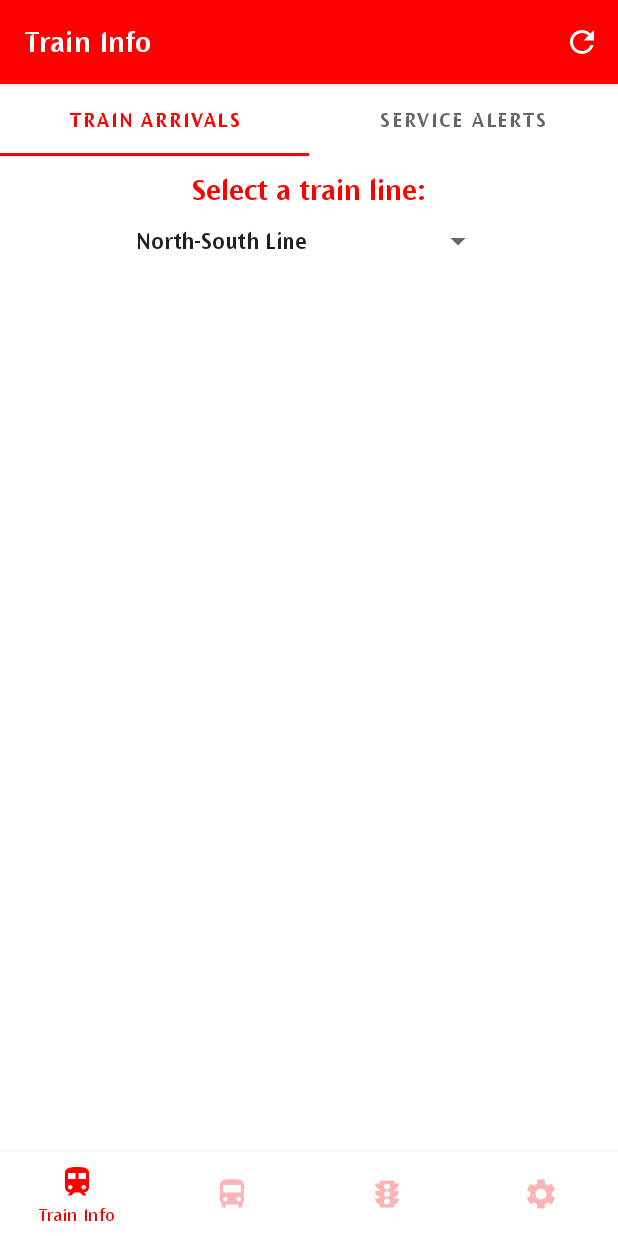
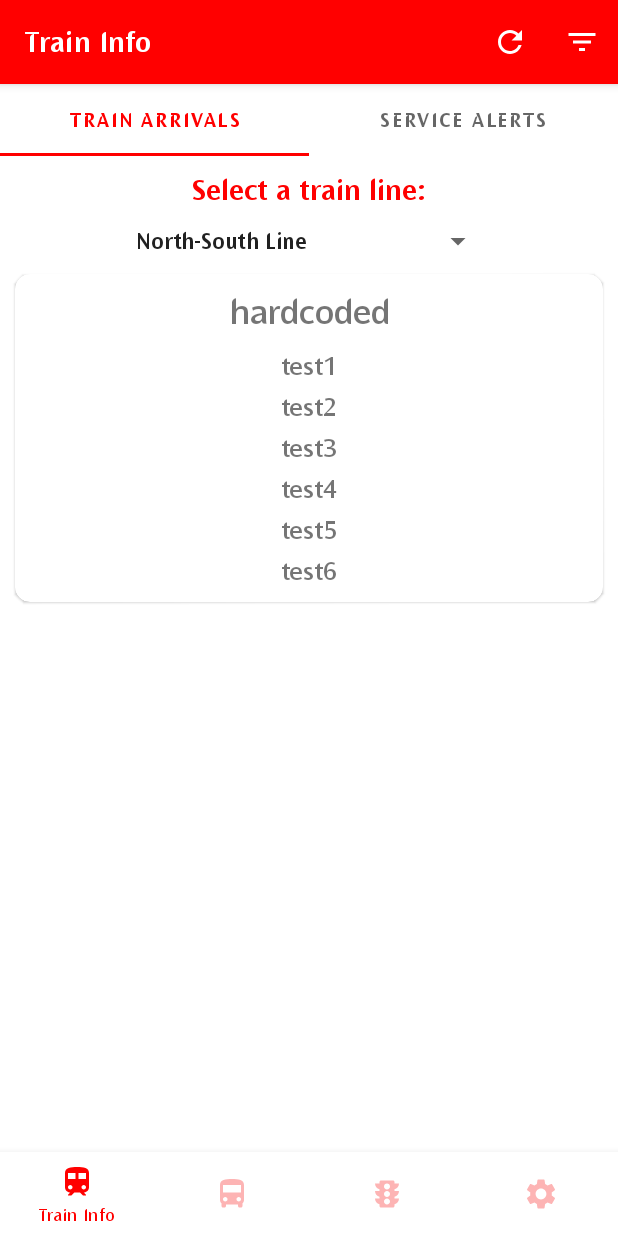
Before and after one commit to Kimame04/android-app-travels, an Android app: the screen it shows after launch (MainActivity), on a phone screen of 412 x 824 dp. Run offline under Robolectric (Android 15) with nearby library versions, the phone set to English and light mode, and no system bars; libraries missing offline, so code that uses them is left out: com.squareup.seismic; 5 statements that could not run were skipped.

Commit message:
Some UI improvements, though there is a bug in fetching data from the API.

```diff
--- a/app/build.gradle
+++ b/app/build.gradle
@@ -1,5 +1,6 @@
 apply plugin: 'com.android.application'
 apply plugin: 'kotlin-android'
+apply plugin: 'kotlin-android-extensions'
 
 android {
     compileSdkVersion 30
--- a/app/src/main/java/com/owl/travels/MainActivity.java
+++ b/app/src/main/java/com/owl/travels/MainActivity.java
@@ -15,19 +15,19 @@ import android.widget.RelativeLayout;
 import androidx.appcompat.app.AppCompatActivity;
 import androidx.fragment.app.Fragment;
 
+import com.google.android.material.bottomnavigation.BottomNavigationView;
+import com.google.android.material.dialog.MaterialAlertDialogBuilder;
+import com.google.android.material.snackbar.BaseTransientBottomBar;
+import com.google.android.material.snackbar.Snackbar;
 import com.owl.travels.fragments.BusArrivalFragment;
 import com.owl.travels.fragments.SettingsFragment;
 import com.owl.travels.fragments.TrafficIncidentFragment;
 import com.owl.travels.fragments.TrainFragment;
-import com.google.android.material.bottomnavigation.BottomNavigationView;
-import com.google.android.material.dialog.MaterialAlertDialogBuilder;
-import com.google.android.material.snackbar.BaseTransientBottomBar;
-import com.google.android.material.snackbar.Snackbar;
 import com.squareup.seismic.ShakeDetector;
 
 public class MainActivity extends AppCompatActivity {
     private Context context;
-    private static FrameLayout frameLayout;
+    public static FrameLayout frameLayout;
     private SensorManager sensorManager;
     private ShakeDetector shakeDetector;
     private RelativeLayout relativeLayout;
--- a/app/src/main/java/com/owl/travels/adapters/ArrivalsAdapter.kt
+++ b/app/src/main/java/com/owl/travels/adapters/ArrivalsAdapter.kt
@@ -2,7 +2,6 @@ package com.owl.travels.adapters
 
 import android.annotation.SuppressLint
 import android.content.Context
-import android.util.Log
 import android.view.LayoutInflater
 import android.view.View
 import android.view.ViewGroup
@@ -23,6 +22,12 @@ class ArrivalsAdapter(private val trainInfoList: List<TrainInfo>) : RecyclerView
     override fun onBindViewHolder(holder: ViewHolder, position: Int) {
         val info = trainInfoList[position]
         holder.stationName.text = "hardcoded"
+        holder.platform1.text="test1"
+        holder.platform2.text="test2"
+        holder.platform3.text="test3"
+        holder.platform4.text="test4"
+        holder.platform5.text="test5"
+        holder.platform6.text="test6"
     }
 
     override fun getItemCount(): Int {
@@ -32,12 +37,12 @@ class ArrivalsAdapter(private val trainInfoList: List<TrainInfo>) : RecyclerView
     inner class ViewHolder(view: View) : RecyclerView.ViewHolder(view), View.OnClickListener {
 
         val stationName: TextView
-        private val platform1: TextView
-        private val platform2: TextView
-        private val platform3: TextView
-        private val platform4: TextView
-        private val platform5: TextView
-        private val platform6: TextView
+         val platform1: TextView
+         val platform2: TextView
+         val platform3: TextView
+         val platform4: TextView
+         val platform5: TextView
+         val platform6: TextView
         override fun onClick(view: View) {}
 
         init {
--- a/app/src/main/java/com/owl/travels/fragments/BusArrivalFragment.java
+++ b/app/src/main/java/com/owl/travels/fragments/BusArrivalFragment.java
@@ -12,6 +12,7 @@ import androidx.annotation.NonNull;
 import androidx.annotation.Nullable;
 import androidx.fragment.app.Fragment;
 
+import com.google.android.material.snackbar.Snackbar;
 import com.owl.travels.R;
 
 public class BusArrivalFragment extends Fragment {
@@ -27,6 +28,7 @@ public class BusArrivalFragment extends Fragment {
     public boolean onOptionsItemSelected(@NonNull MenuItem item) {
         switch (item.getItemId()) {
             default:
+                Snackbar.make(getView(),"Refreshed",Snackbar.LENGTH_SHORT).show();
                 return true;
         }
     }
--- a/app/src/main/java/com/owl/travels/fragments/ServiceAlertFragment.java
+++ b/app/src/main/java/com/owl/travels/fragments/ServiceAlertFragment.java
@@ -17,7 +17,7 @@ public class ServiceAlertFragment extends Fragment {
     @Nullable
     @Override
     public View onCreateView(@NonNull LayoutInflater inflater, @Nullable ViewGroup container, @Nullable Bundle savedInstanceState) {
-        View view = inflater.inflate(R.layout.fragment_bus_arrivals, container, false);
+        View view = inflater.inflate(R.layout.fragment_train_service_alerts, container, false);
         setHasOptionsMenu(true);
         getActivity().setTitle("Train Info");
         context = getContext();
--- a/app/src/main/java/com/owl/travels/fragments/TrainArrivalFragment.java
+++ b/app/src/main/java/com/owl/travels/fragments/TrainArrivalFragment.java
@@ -11,14 +11,25 @@ import android.widget.Spinner;
 import androidx.annotation.NonNull;
 import androidx.annotation.Nullable;
 import androidx.fragment.app.Fragment;
+import androidx.recyclerview.widget.DefaultItemAnimator;
+import androidx.recyclerview.widget.LinearLayoutManager;
 import androidx.recyclerview.widget.RecyclerView;
 
 import com.owl.travels.R;
+import com.owl.travels.adapters.ArrivalsAdapter;
+import com.owl.travels.models.GetArrivalTimes;
+import com.owl.travels.models.TrainInfo;
+
+import java.util.ArrayList;
+import java.util.List;
 
 public class TrainArrivalFragment extends Fragment {
     private Context context;
     private static int pos;
     private RecyclerView recyclerView;
+    List<TrainInfo> testList = new ArrayList<>();
+    private GetArrivalTimes times = new GetArrivalTimes();
+
     private Spinner.OnItemSelectedListener onItemSelectedListener = new AdapterView.OnItemSelectedListener() {
         @Override
         public void onItemSelected(AdapterView<?> parent, View v, int position, long id) {
@@ -39,6 +50,12 @@ public class TrainArrivalFragment extends Fragment {
         Spinner spinner = view.findViewById(R.id.arrivals_spinner);
         spinner.setOnItemSelectedListener(onItemSelectedListener);
         recyclerView = view.findViewById(R.id.arrivals_rv);
+        TrainInfo train1 = new TrainInfo(5,"Pasir Ris");
+        testList.add(train1);
+        ArrivalsAdapter arrivalsAdapter = new ArrivalsAdapter(testList);
+        recyclerView.setLayoutManager(new LinearLayoutManager(context));
+        recyclerView.setItemAnimator(new DefaultItemAnimator());
+        recyclerView.setAdapter(arrivalsAdapter);
         return view;
     }
 }
--- a/app/src/main/java/com/owl/travels/models/GetTrafficIncidents.kt
+++ b/app/src/main/java/com/owl/travels/models/GetTrafficIncidents.kt
@@ -1,10 +1,8 @@
 package com.owl.travels.models
 
-import okhttp3.FormBody
 import okhttp3.OkHttpClient
 import okhttp3.Request
 import org.jsoup.Jsoup
-import org.jsoup.select.Elements
 
 public class GetTrafficIncidents(){
     public var type:String=""
@@ -24,6 +22,8 @@ public class GetTrafficIncidents(){
 
                 } else {
                     val s = response.body!!.string()
+                    println(response.body!!.string())
+                    println("hi")
                     val doc = Jsoup.parse(s)
                     type=doc.attr("Type")
                     message=doc.attr("Message")
--- /dev/null
+++ b/app/src/main/res/drawable/ic_baseline_filter_list_24.xml
@@ -0,0 +1,5 @@
+<vector android:height="24dp" android:tint="#FFFFFF"
+    android:viewportHeight="24" android:viewportWidth="24"
+    android:width="24dp" xmlns:android="http://schemas.android.com/apk/res/android">
+    <path android:fillColor="@android:color/white" android:pathData="M10,18h4v-2h-4v2zM3,6v2h18L21,6L3,6zM6,13h12v-2L6,11v2z"/>
+</vector>
--- /dev/null
+++ b/app/src/main/res/drawable/ic_baseline_search_24.xml
@@ -0,0 +1,5 @@
+<vector android:height="24dp" android:tint="#FFFFFF"
+    android:viewportHeight="24" android:viewportWidth="24"
+    android:width="24dp" xmlns:android="http://schemas.android.com/apk/res/android">
+    <path android:fillColor="@android:color/white" android:pathData="M15.5,14h-0.79l-0.28,-0.27C15.41,12.59 16,11.11 16,9.5 16,5.91 13.09,3 9.5,3S3,5.91 3,9.5 5.91,16 9.5,16c1.61,0 3.09,-0.59 4.23,-1.57l0.27,0.28v0.79l5,4.99L20.49,19l-4.99,-5zM9.5,14C7.01,14 5,11.99 5,9.5S7.01,5 9.5,5 14,7.01 14,9.5 11.99,14 9.5,14z"/>
+</vector>
--- a/app/src/main/res/layout/fragment_train_service_alerts.xml
+++ b/app/src/main/res/layout/fragment_train_service_alerts.xml
@@ -3,5 +3,9 @@
     android:orientation="vertical" android:layout_width="match_parent"
     android:layout_height="match_parent"
     android:background="?android:attr/windowBackground">
-
+    <androidx.recyclerview.widget.RecyclerView
+        android:id="@+id/service_rv"
+        android:layout_width="match_parent"
+        android:layout_height="wrap_content"
+        android:scrollbars="vertical" />
 </LinearLayout>
--- a/app/src/main/res/menu/menu_train.xml
+++ b/app/src/main/res/menu/menu_train.xml
@@ -6,4 +6,10 @@
         android:title="@string/refresh"
         android:icon="@drawable/ic_baseline_refresh_24"
         app:showAsAction="always"/>
+    <item
+        android:id="@+id/menu_train_filter"
+        android:icon="@drawable/ic_baseline_filter_list_24"
+        android:title="@string/filter"
+        app:showAsAction="always"
+        />
 </menu>
--- /dev/null
+++ b/app/src/main/res/xml/network_security_config.xml
@@ -0,0 +1,6 @@
+<?xml version="1.0" encoding="utf-8"?>
+<network-security-config>
+    <domain-config cleartextTrafficPermitted="true">
+        <domain includeSubdomains="true">datamall2.mytransport.sg</domain>
+    </domain-config>
+</network-security-config>
```
Also changed, not shown: app/src/main/AndroidManifest.xml (+5 -2 lines), app/src/main/java/com/owl/travels/fragments/TrafficIncidentFragment.java (+24 -16 lines), app/src/main/java/com/owl/travels/fragments/TrainFragment.java (+40 -2 lines), app/src/main/res/layout/dialog_change_filter.xml (added, +54 -0 lines), app/src/main/res/layout/fragment_bus_arrivals.xml (+18 -2 lines), app/src/main/res/values/strings.xml (+8 -0 lines).
